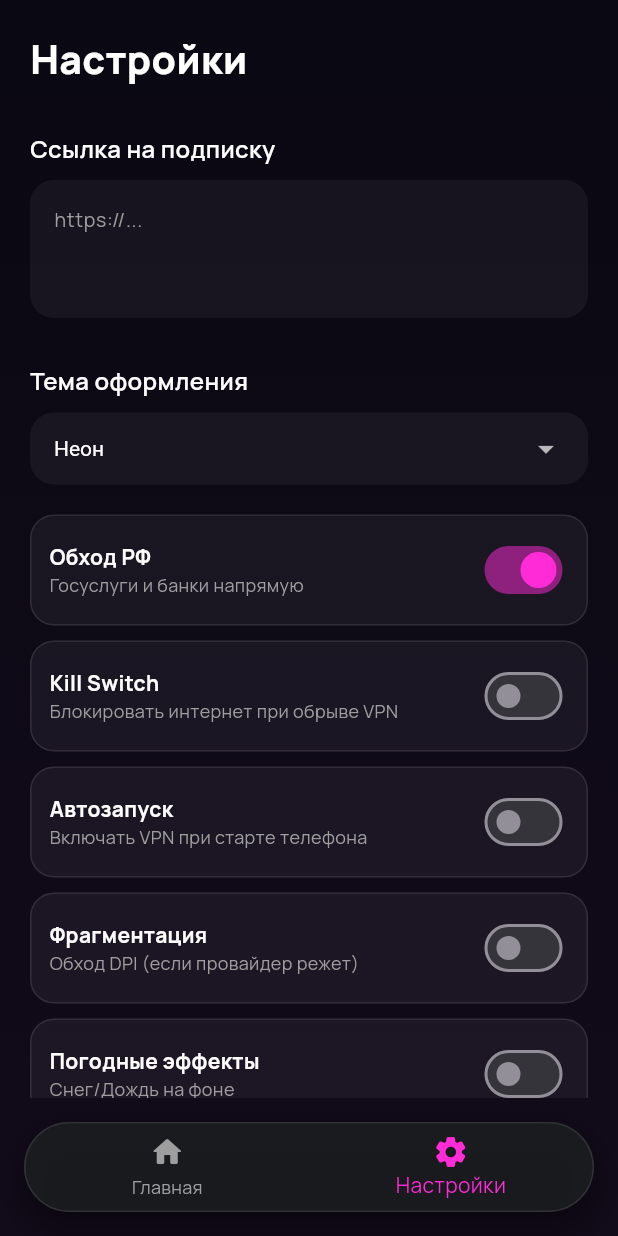
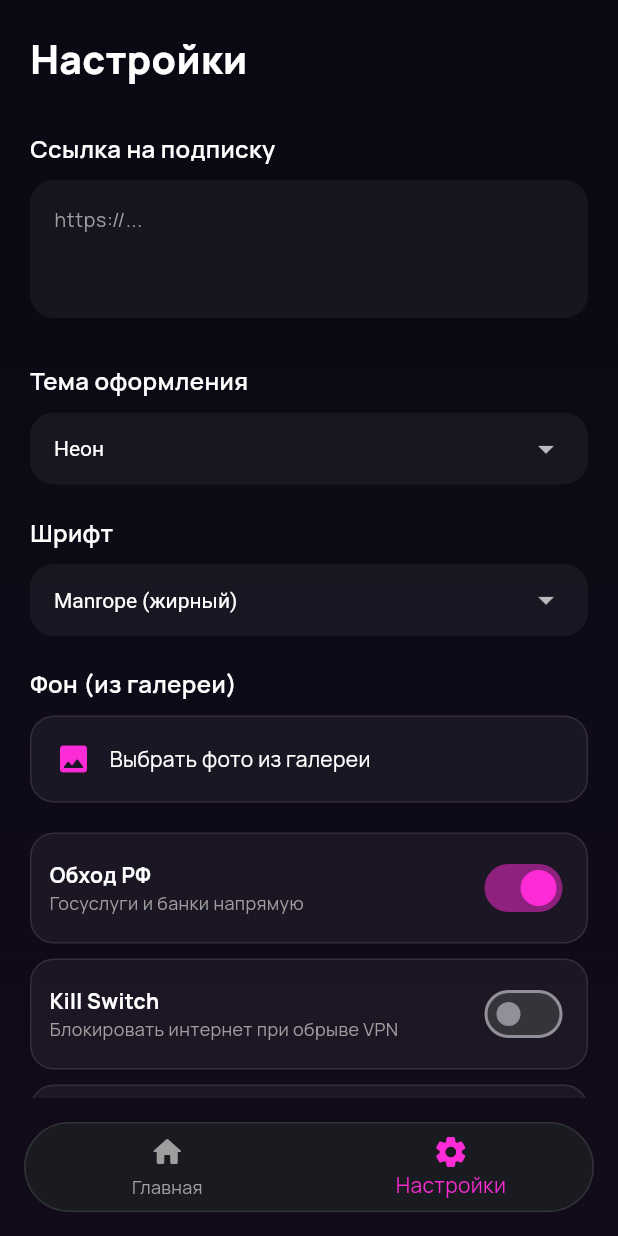
Before and after one commit to maksimft412rg/monta-vpn, a Flutter app: the screen it shows after launch, item 2 of the bottom bar chosen, on a phone screen of 412 x 824 dp. Run offline on Flutter 3.47's test engine with Material 3 defaults, Android fonts, the phone set to English and light mode, and no system bars; our stand-ins replace google_fonts, image_picker, shared_preferences; missing offline and left inert: flutter_v2ray_client.

Commit message:
main.dart

```diff
--- a/lib/main.dart
+++ b/lib/main.dart
@@ -1,10 +1,12 @@
 import 'dart:convert';
+import 'dart:io';
 import 'dart:math';
 import 'package:flutter/material.dart';
 import 'package:flutter_v2ray_client/flutter_v2ray.dart';
 import 'package:shared_preferences/shared_preferences.dart';
 import 'package:http/http.dart' as http;
 import 'package:google_fonts/google_fonts.dart';
+import 'package:image_picker/image_picker.dart';
 
 void main() => runApp(const MyApp());
 
@@ -17,24 +19,41 @@ class MyApp extends StatefulWidget {
 
 class _MyAppState extends State<MyApp> {
   String currentTheme = 'neon';
+  String currentFont = 'manrope';
 
   @override
   void initState() {
     super.initState();
-    _loadTheme();
+    _loadSettings();
   }
 
-  Future<void> _loadTheme() async {
+  Future<void> _loadSettings() async {
     SharedPreferences prefs = await SharedPreferences.getInstance();
     setState(() {
       currentTheme = prefs.getString('theme') ?? 'neon';
+      currentFont = prefs.getString('font') ?? 'manrope';
     });
   }
 
   void changeTheme(String newTheme) {
-    setState(() {
-      currentTheme = newTheme;
-    });
+    setState(() => currentTheme = newTheme);
+  }
+
+  void changeFont(String newFont) {
+    setState(() => currentFont = newFont);
+  }
+
+  TextTheme _getTextTheme() {
+    switch (currentFont) {
+      case 'oswald':
+        return GoogleFonts.oswaldTextTheme();
+      case 'lato':
+        return GoogleFonts.latoTextTheme();
+      case 'poppins':
+        return GoogleFonts.poppinsTextTheme();
+      default:
+        return GoogleFonts.manropeTextTheme();
+    }
   }
 
   @override
@@ -44,12 +63,14 @@ class _MyAppState extends State<MyApp> {
       debugShowCheckedModeBanner: false,
       theme: ThemeData(
         brightness: Brightness.dark,
-        textTheme: GoogleFonts.manropeTextTheme(),
+        textTheme: _getTextTheme(),
         useMaterial3: true,
       ),
       home: MainScreen(
         currentTheme: currentTheme,
         onThemeChanged: changeTheme,
+        currentFont: currentFont,
+        onFontChanged: changeFont,
       ),
     );
   }
@@ -58,11 +79,15 @@ class _MyAppState extends State<MyApp> {
 class MainScreen extends StatefulWidget {
   final String currentTheme;
   final Function(String) onThemeChanged;
+  final String currentFont;
+  final Function(String) onFontChanged;
 
   const MainScreen({
     super.key,
     required this.currentTheme,
     required this.onThemeChanged,
+    required this.currentFont,
+    required this.onFontChanged,
   });
 
   @override
@@ -81,6 +106,8 @@ class _MainScreenState extends State<MainScreen> {
           : SettingsTab(
               currentTheme: widget.currentTheme,
               onThemeChanged: widget.onThemeChanged,
+              currentFont: widget.currentFont,
+              onFontChanged: widget.onFontChanged,
             ),
       bottomNavigationBar: Container(
         margin: const EdgeInsets.all(16),
@@ -88,9 +115,6 @@ class _MainScreenState extends State<MainScreen> {
           color: const Color(0xFF1B1E21).withValues(alpha: 0.85),
           borderRadius: BorderRadius.circular(30),
           border: Border.all(color: Colors.white.withValues(alpha: 0.1)),
-          boxShadow: [
-            BoxShadow(color: Colors.black.withValues(alpha: 0.5), blurRadius: 20, offset: const Offset(0, 10)),
-          ],
         ),
         child: ClipRRect(
           borderRadius: BorderRadius.circular(30),
@@ -137,6 +161,7 @@ class _HomeTabState extends State<HomeTab> with TickerProviderStateMixin {
   String expireDate = "—";
 
   bool weatherEffects = false;
+  String? backgroundImagePath;
 
   @override
   void initState() {
@@ -173,6 +198,7 @@ class _HomeTabState extends State<HomeTab> with TickerProviderStateMixin {
     setState(() {
       subscriptionUrl = prefs.getString('subscriptionUrl') ?? "";
       weatherEffects = prefs.getBool('weatherEffects') ?? false;
+      backgroundImagePath = prefs.getString('backgroundImage');
     });
     if (subscriptionUrl.isNotEmpty) {
       _fetchSubscription();
@@ -262,7 +288,17 @@ class _HomeTabState extends State<HomeTab> with TickerProviderStateMixin {
 
     return Stack(
       children: [
-        // Анимированный фон
+        // Фон (картинка или градиент)
+        if (backgroundImagePath != null && File(backgroundImagePath!).existsSync())
+          Positioned.fill(
+            child: Image.file(
+              File(backgroundImagePath!),
+              fit: BoxFit.cover,
+              color: Colors.black.withValues(alpha: 0.5),
+              colorBlendMode: BlendMode.darken,
+            ),
+          )
+        else
           AnimatedBuilder(
             animation: _bgController,
             builder: (context, child) {
@@ -493,11 +529,15 @@ class SnowPainter extends CustomPainter {
 class SettingsTab extends StatefulWidget {
   final String currentTheme;
   final Function(String) onThemeChanged;
+  final String currentFont;
+  final Function(String) onFontChanged;
 
   const SettingsTab({
     super.key,
     required this.currentTheme,
     required this.onThemeChanged,
+    required this.currentFont,
+    required this.onFontChanged,
   });
 
   @override
@@ -511,6 +551,7 @@ class _SettingsTabState extends State<SettingsTab> {
   bool autoStart = false;
   bool fragmentation = false;
   bool weatherEffects = false;
+  String? backgroundImagePath;
 
   @override
   void initState() {
@@ -527,6 +568,7 @@ class _SettingsTabState extends State<SettingsTab> {
       autoStart = prefs.getBool('autoStart') ?? false;
       fragmentation = prefs.getBool('fragmentation') ?? false;
       weatherEffects = prefs.getBool('weatherEffects') ?? false;
+      backgroundImagePath = prefs.getString('backgroundImage');
     });
   }
 
@@ -538,7 +580,20 @@ class _SettingsTabState extends State<SettingsTab> {
     await prefs.setBool('autoStart', autoStart);
     await prefs.setBool('fragmentation', fragmentation);
     await prefs.setBool('weatherEffects', weatherEffects);
+    if (backgroundImagePath != null) {
+      await prefs.setString('backgroundImage', backgroundImagePath!);
+    }
     ScaffoldMessenger.of(context).showSnackBar(const SnackBar(content: Text('Сохранено!')));
+  }
+
+  Future<void> _pickBackgroundImage() async {
+    final ImagePicker picker = ImagePicker();
+    final XFile? pickedFile = await picker.pickImage(source: ImageSource.gallery);
+    if (pickedFile != null) {
+      setState(() {
+        backgroundImagePath = pickedFile.path;
+      });
+    }
   }
 
   @override
@@ -564,6 +619,7 @@ class _SettingsTabState extends State<SettingsTab> {
               ),
               const SizedBox(height: 30),
 
+              // Тема
               Text('Тема оформления', style: GoogleFonts.manrope(fontSize: 16, color: Colors.white, fontWeight: FontWeight.w600)),
               const SizedBox(height: 10),
               Container(
@@ -588,6 +644,61 @@ class _SettingsTabState extends State<SettingsTab> {
                       await prefs.setString('theme', val);
                     }
                   },
+                ),
+              ),
+              const SizedBox(height: 20),
+
+              // Шрифт
+              Text('Шрифт', style: GoogleFonts.manrope(fontSize: 16, color: Colors.white, fontWeight: FontWeight.w600)),
+              const SizedBox(height: 10),
+              Container(
+                padding: const EdgeInsets.symmetric(horizontal: 16),
+                decoration: BoxDecoration(color: Colors.white.withValues(alpha: 0.05), borderRadius: BorderRadius.circular(16)),
+                child: DropdownButton<String>(
+                  value: widget.currentFont,
+                  dropdownColor: const Color(0xFF1B1E21),
+                  style: const TextStyle(color: Colors.white),
+                  isExpanded: true,
+                  underline: const SizedBox(),
+                  items: const [
+                    DropdownMenuItem(value: 'manrope', child: Text('Manrope (жирный)')),
+                    DropdownMenuItem(value: 'oswald', child: Text('Oswald (тонкий)')),
+                    DropdownMenuItem(value: 'lato', child: Text('Lato (обычный)')),
+                    DropdownMenuItem(value: 'poppins', child: Text('Poppins (круглый)')),
+                  ],
+                  onChanged: (val) async {
+                    if (val != null) {
+                      widget.onFontChanged(val);
+                      SharedPreferences prefs = await SharedPreferences.getInstance();
+                      await prefs.setString('font', val);
+                    }
+                  },
+                ),
+              ),
+              const SizedBox(height: 20),
+
+              // Фон
+              Text('Фон (из галереи)', style: GoogleFonts.manrope(fontSize: 16, color: Colors.white, fontWeight: FontWeight.w600)),
+              const SizedBox(height: 10),
+              GestureDetector(
+                onTap: _pickBackgroundImage,
+                child: Container(
+                  padding: const EdgeInsets.all(16),
+                  decoration: BoxDecoration(
+                    color: Colors.white.withValues(alpha: 0.05),
+                    borderRadius: BorderRadius.circular(16),
+                    border: Border.all(color: Colors.white.withValues(alpha: 0.1)),
+                  ),
+                  child: Row(
+                    children: [
+                      Icon(Icons.image_rounded, color: const Color(0xFFFF2BD6), size: 24),
+                      const SizedBox(width: 12),
+                      Text(
+                        backgroundImagePath != null ? 'Фон выбран (нажмите, чтобы сменить)' : 'Выбрать фото из галереи',
+                        style: const TextStyle(color: Colors.white, fontSize: 14),
+                      ),
+                    ],
+                  ),
                 ),
               ),
               const SizedBox(height: 20),
```
Lines whose indentation alone changed are shown as unchanged.
